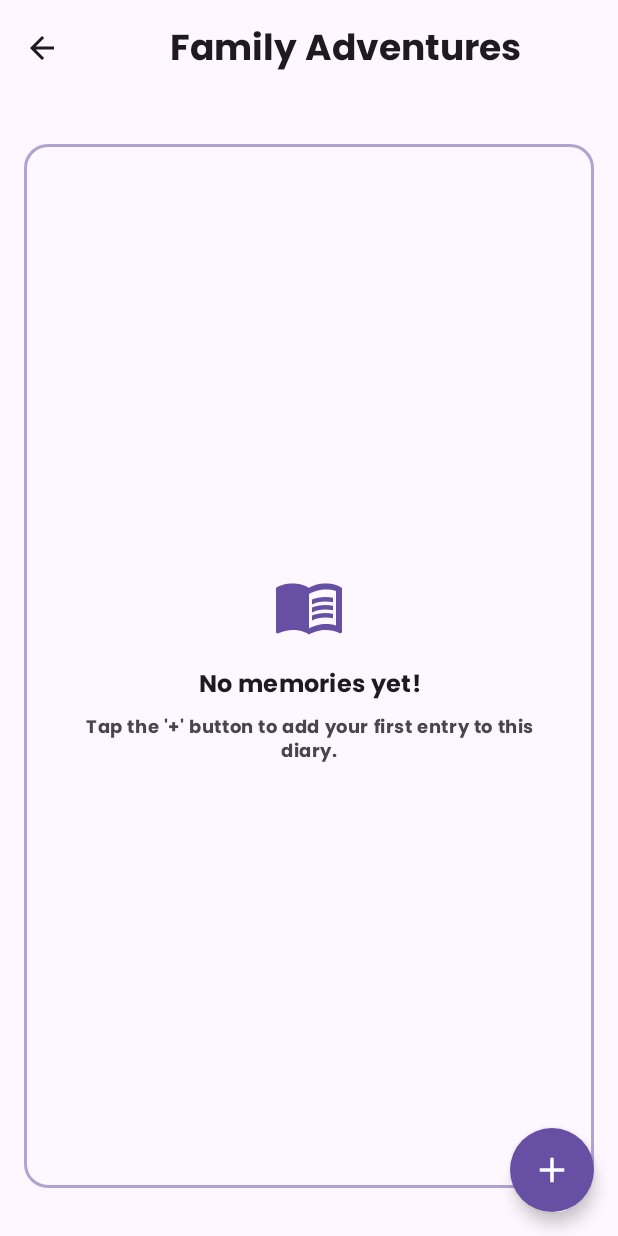
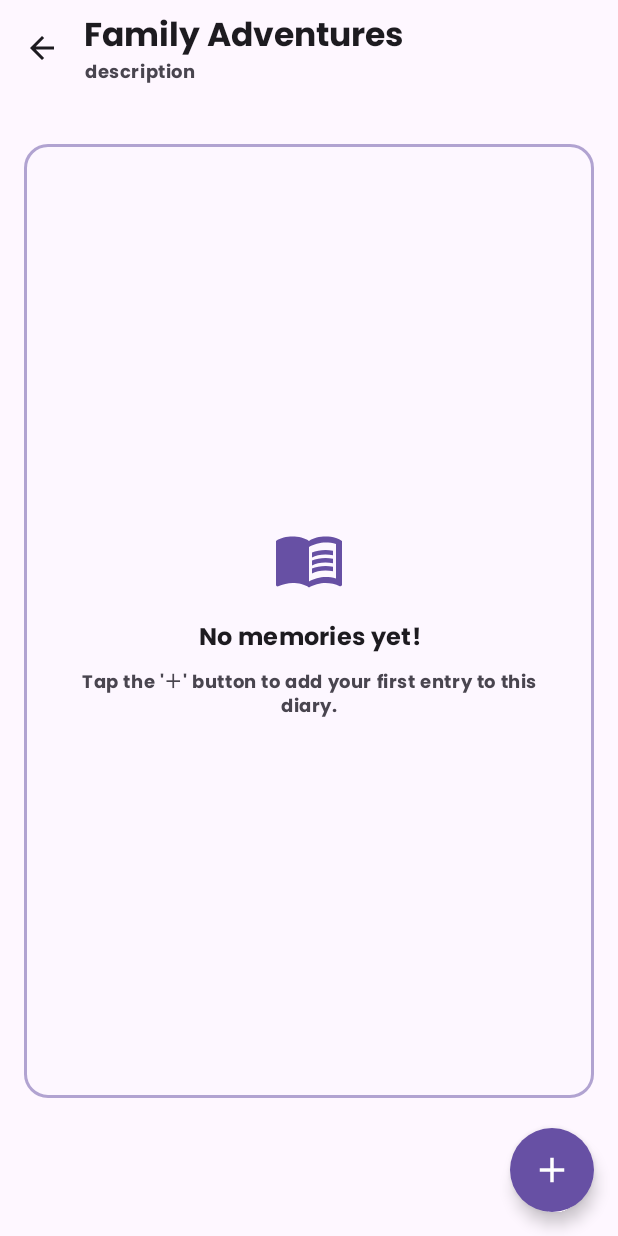
Before and after one commit to apptolast/LifetimeJournal, an Android app built with Jetpack Compose: the @Preview function EntriesScreenEmptyPreview, on a phone screen of 412 x 824 dp. Run offline under Robolectric (Android 15) with nearby library versions, the phone set to English and light mode, and no system bars; our stand-ins replace Compose Multiplatform resources.

Commit message:
Feat: Implement edit entry functionality
- Added the ability to edit an existing journal entry.
- Updated the `AddEntryBottomSheetContent` to support an "edit mode," populating it with the selected entry's data.
- The bottom sheet's title and button text now dynamically change for "Add" vs. "Edit" actions.
- Implemented the logic in `EntriesScreen` to handle updating an entry and resetting the state.
- Added new string resources for editing entries in both English and Spanish.
- Replaced the basic top bar on the `EntriesScreen` with a new custom `EntriesTopBar` that displays both the journal title and description.
- Adjusted padding on the empty state and journal list components.

```diff
--- a/composeApp/src/commonMain/composeResources/values-es/strings.xml
+++ b/composeApp/src/commonMain/composeResources/values-es/strings.xml
@@ -17,4 +17,6 @@
     <string name="entries_add_entry_title_text_field">Título</string>
     <string name="entries_add_entry_description_text_field">Descripción</string>
     <string name="entries_add_entry_create_entry_button">Crear Entrada</string>
+    <string name="entries_edit_entry_title">Editar Entrada</string>
+    <string name="entries_edit_entry_save_button">Guardar Entrada</string>
 </resources>
--- a/composeApp/src/commonMain/composeResources/values/strings.xml
+++ b/composeApp/src/commonMain/composeResources/values/strings.xml
@@ -19,4 +19,6 @@
     <string name="entries_add_entry_title_text_field">Title</string>
     <string name="entries_add_entry_description_text_field">Description</string>
     <string name="entries_add_entry_create_entry_button">Create Entry</string>
+    <string name="entries_edit_entry_title">Edit Entry</string>
+    <string name="entries_edit_entry_save_button">Save Entry</string>
 </resources>
--- a/composeApp/src/commonMain/kotlin/com/apptolast/lifetimejournal/features/entries/presentation/EntriesScreen.kt
+++ b/composeApp/src/commonMain/kotlin/com/apptolast/lifetimejournal/features/entries/presentation/EntriesScreen.kt
@@ -18,6 +18,7 @@ import androidx.compose.foundation.lazy.LazyColumn
 import androidx.compose.foundation.lazy.items
 import androidx.compose.foundation.shape.CircleShape
 import androidx.compose.material.icons.Icons
+import androidx.compose.material.icons.automirrored.filled.ArrowBack
 import androidx.compose.material.icons.automirrored.filled.MenuBook
 import androidx.compose.material.icons.filled.Add
 import androidx.compose.material.icons.filled.Delete
@@ -27,11 +28,14 @@ import androidx.compose.material3.CardDefaults
 import androidx.compose.material3.ExperimentalMaterial3Api
 import androidx.compose.material3.FloatingActionButton
 import androidx.compose.material3.Icon
+import androidx.compose.material3.IconButton
 import androidx.compose.material3.MaterialTheme
 import androidx.compose.material3.ModalBottomSheet
 import androidx.compose.material3.Scaffold
 import androidx.compose.material3.Text
 import androidx.compose.material3.TextButton
+import androidx.compose.material3.TopAppBar
+import androidx.compose.material3.TopAppBarDefaults
 import androidx.compose.material3.rememberModalBottomSheetState
 import androidx.compose.runtime.Composable
 import androidx.compose.runtime.LaunchedEffect
@@ -51,7 +55,6 @@ import com.apptolast.lifetimejournal.core.navigation.Destination
 import com.apptolast.lifetimejournal.core.theme.LifetimeJournalTheme
 import com.apptolast.lifetimejournal.data.datamodel.Journal
 import com.apptolast.lifetimejournal.data.datamodel.JournalEntry
-import com.apptolast.lifetimejournal.features.components.BasicTopBar
 import com.apptolast.lifetimejournal.features.entries.data.EntriesState
 import com.apptolast.lifetimejournal.features.entries.presentation.components.AddEntryBottomSheetContent
 import kotlinx.coroutines.launch
@@ -89,13 +92,14 @@ fun EntriesScreen(
     val sheetState = rememberModalBottomSheetState()
     val scope = rememberCoroutineScope()
     var showBottomSheet by remember { mutableStateOf(false) }
+    var entryToEdit by remember { mutableStateOf<JournalEntry?>(null) }
 
     Scaffold(
         containerColor = MaterialTheme.colorScheme.background,
         topBar = {
-            BasicTopBar(
+            EntriesTopBar(
                 title = state.journal?.title ?: "",
-                centerTitle = true,
+                description = state.journal?.description ?: "",
                 onBack = onBack,
             )
         },
@@ -119,20 +123,35 @@ fun EntriesScreen(
             entries = state.journal?.entries ?: emptyList(),
             modifier = Modifier.padding(paddingValues),
             onDeleteEntry = { entry -> onEvent(UiEvent.DeleteEntry(entry)) },
-            onEditEntry = { entry -> onEvent(UiEvent.UpdateEntry(entry)) },
+            onEditEntry = { entry ->
+                entryToEdit = entry
+                showBottomSheet = true
+            },
         )
 
         if (showBottomSheet) {
             ModalBottomSheet(
-                onDismissRequest = { showBottomSheet = false },
+                onDismissRequest = {
+                    showBottomSheet = false
+                    entryToEdit = null
+                },
                 sheetState = sheetState,
             ) {
                 AddEntryBottomSheetContent(
+                    initialTitle = entryToEdit?.title ?: "",
+                    initialDescription = entryToEdit?.description ?: "",
+                    isEditMode = entryToEdit != null,
                     onCreateEntry = { title, description ->
                         scope.launch { sheetState.hide() }.invokeOnCompletion {
                             if (!sheetState.isVisible) {
                                 showBottomSheet = false
-                                onEvent(UiEvent.AddEntry(title, description, state.selectedDate))
+                                val editingEntry = entryToEdit
+                                if (editingEntry != null) {
+                                    onEvent(UiEvent.UpdateEntry(editingEntry.copy(title = title, description = description)))
+                                } else {
+                                    onEvent(UiEvent.AddEntry(title, description, state.selectedDate))
+                                }
+                                entryToEdit = null
                             }
                         }
                     },
@@ -279,12 +298,65 @@ private fun EntryCard(
     }
 }
 
+@OptIn(ExperimentalMaterial3Api::class)
+@Composable
+private fun EntriesTopBar(
+    title: String,
+    description: String,
+    modifier: Modifier = Modifier,
+    onBack: (() -> Unit)? = null,
+) {
+    TopAppBar(
+        title = {
+            Column(
+                modifier = Modifier.fillMaxWidth(),
+                horizontalAlignment = Alignment.Start,
+            ) {
+                Text(
+                    text = title,
+                    style = MaterialTheme.typography.titleLarge,
+                    textAlign = TextAlign.Center,
+                    maxLines = 1,
+                    overflow = TextOverflow.Ellipsis,
+                )
+                if (description.isNotBlank()) {
+                    Text(
+                        text = description,
+                        style = MaterialTheme.typography.bodySmall,
+                        color = MaterialTheme.colorScheme.onSurfaceVariant,
+                        textAlign = TextAlign.Center,
+                        maxLines = 1,
+                        overflow = TextOverflow.Ellipsis,
+                    )
+                }
+            }
+        },
+        navigationIcon = {
+            if (onBack != null) {
+                IconButton(onClick = onBack) {
+                    Icon(
+                        imageVector = Icons.AutoMirrored.Filled.ArrowBack,
+                        contentDescription = null,
+                    )
+                }
+            }
+        },
+        colors = TopAppBarDefaults.topAppBarColors(
+            containerColor = MaterialTheme.colorScheme.surface,
+            titleContentColor = MaterialTheme.colorScheme.onSurface,
+            navigationIconContentColor = MaterialTheme.colorScheme.onSurface,
+        ),
+        modifier = modifier,
+    )
+}
+
 @Composable
 private fun EntriesEmptyState(modifier: Modifier = Modifier) {
     Box(
         modifier = modifier
             .fillMaxWidth()
             .padding(vertical = 16.dp)
+            .padding(bottom = 60.dp)
             .border(
                 border = BorderStroke(2.dp, MaterialTheme.colorScheme.primary.copy(alpha = 0.5f)),
                 shape = MaterialTheme.shapes.large,
@@ -318,7 +390,7 @@ private fun EntriesEmptyState(modifier: Modifier = Modifier) {
             Spacer(modifier = Modifier.height(8.dp))
 
             Text(
-                text = "Tap the '+' button to add your first entry to this diary.",
+                text = "Tap the '＋' button to add your first entry to this diary.",
                 style = MaterialTheme.typography.bodySmall,
                 textAlign = TextAlign.Center,
                 color = MaterialTheme.colorScheme.onSurfaceVariant,
--- a/composeApp/src/commonMain/kotlin/com/apptolast/lifetimejournal/features/journals/presentation/JournalsScreen.kt
+++ b/composeApp/src/commonMain/kotlin/com/apptolast/lifetimejournal/features/journals/presentation/JournalsScreen.kt
@@ -246,6 +246,7 @@ private fun EmptyState(modifier: Modifier = Modifier) {
         modifier = modifier
             .fillMaxWidth()
             .padding(vertical = 16.dp)
+            .padding(bottom = 60.dp)
             .border(
                 border = BorderStroke(2.dp, MaterialTheme.colorScheme.primary.copy(alpha = 0.5f)),
                 shape = MaterialTheme.shapes.large,
```
Also changed, not shown: composeApp/src/commonMain/kotlin/com/apptolast/lifetimejournal/features/entries/presentation/components/AddEntryBottomSheetContent.kt (+13 -5 lines).
